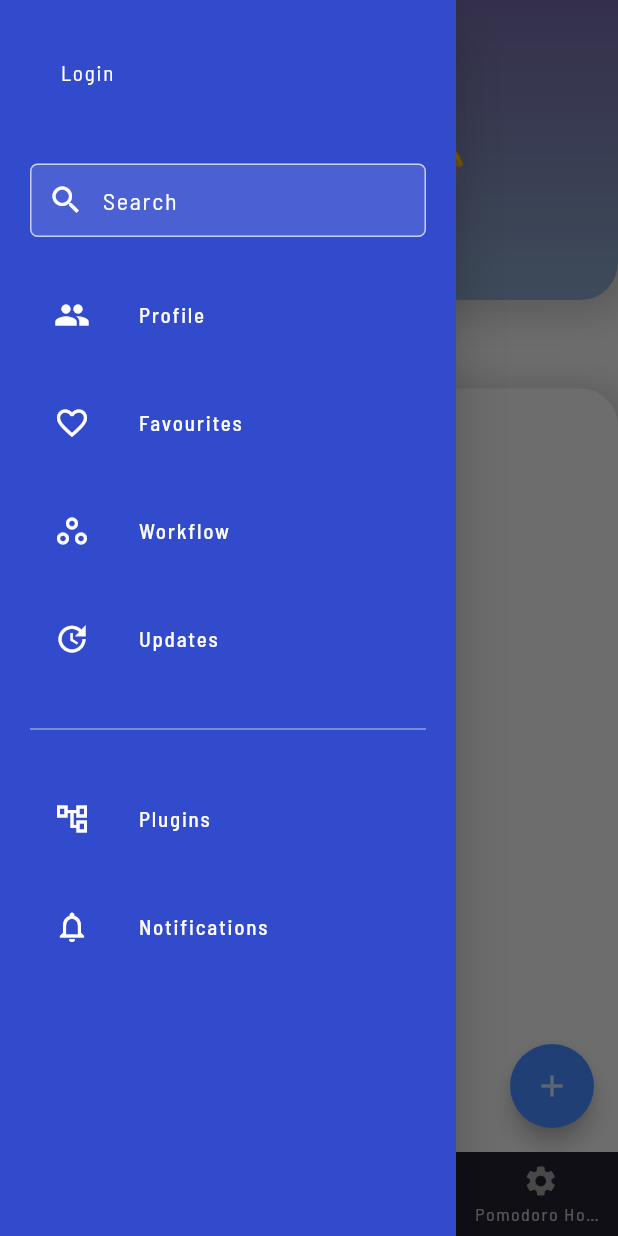
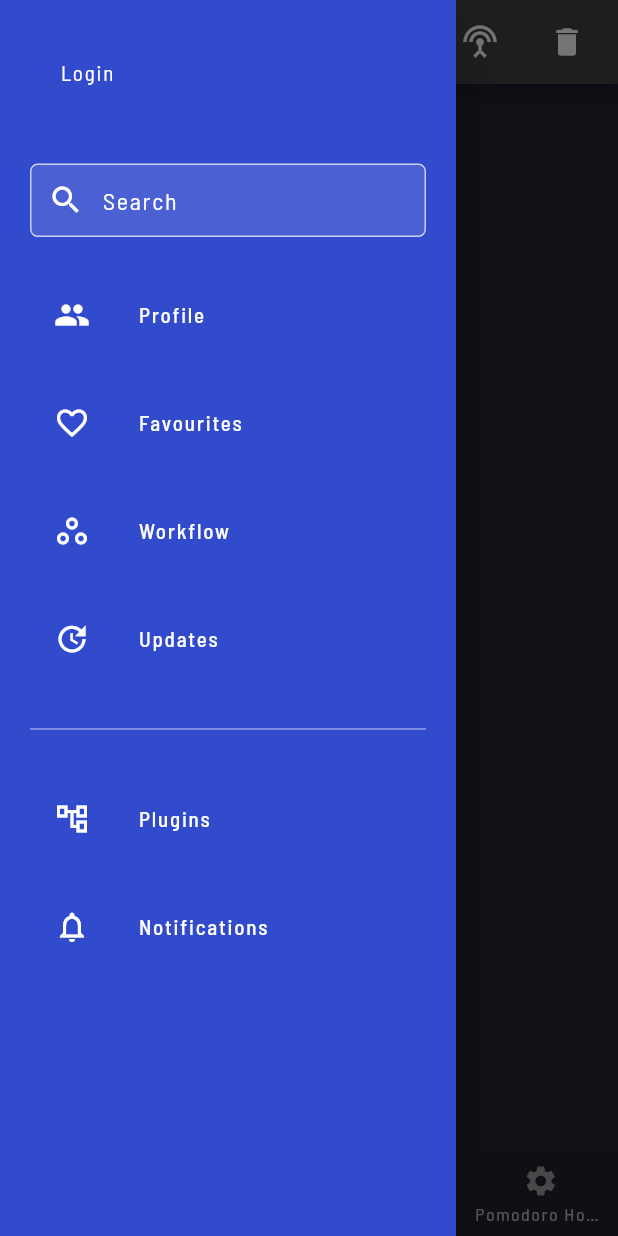
Before and after one commit to sumanbaul/Stheer, a Flutter app: the screen it shows after launch, item 3 of the bottom bar chosen, with the side drawer open, on a phone screen of 412 x 824 dp. Run offline on Flutter 3.47's test engine with Material 2 defaults, Android fonts, the phone set to English and light mode, and no system bars; our stand-ins replace dio, firebase_auth, firebase_core, font_awesome_flutter, google_fonts, google_sign_in and 4 more; missing offline and left inert: dart:ffi, device_apps, eraser, flutter_notification_listener; accounts and stored records are empty.

Commit message:
db with rest api tasks

```diff
--- a/lib/src/helper/DatabaseHelper.dart
+++ b/lib/src/helper/DatabaseHelper.dart
@@ -1,20 +1,22 @@
 import 'dart:async';
+import 'dart:io';
 import 'package:flutter/material.dart';
 import 'package:notifoo/src/model/apps.dart';
 import 'package:notifoo/src/model/habits_model.dart';
 import 'package:notifoo/src/model/pomodoro_timer.dart';
 import 'package:path/path.dart';
 import 'package:sqflite/sqflite.dart';
-
+import 'package:path_provider/path_provider.dart';
 import '../../src/model/Notifications.dart';
+import '../model/tasks.dart';
 
 class DatabaseHelper {
-  //Create a private constructor
-  DatabaseHelper._();
-
   static const databaseName = 'notifoo_database.db';
   static final DatabaseHelper instance = DatabaseHelper._();
   static Database? _database;
+
+  //Create a private constructor
+  DatabaseHelper._();
 
   //Queries
   String _deviceAppsTable =
@@ -23,6 +25,16 @@ class DatabaseHelper {
       '''CREATE TABLE tblpomodorolog (id INTEGER PRIMARY KEY AUTOINCREMENT NOT NULL, taskName TEXT, duration TEXT, isCompleted INTEGER, createdDate TEXT, isDeleted INTEGER)''';
   String _notificationsLogTable =
       '''CREATE TABLE notifications (id INTEGER PRIMARY KEY AUTOINCREMENT NOT NULL, title TEXT, appTitle TEXT, text TEXT, message TEXT, packageName TEXT, timestamp INTEGER, createAt TEXT, eventJson TEXT, createdDate TEXT, isDeleted INTEGER, UNIQUE(title , text))''';
+  String _createTasksTable = '''CREATE TABLE Tasks(
+            id INTEGER PRIMARY KEY,
+            title TEXT,
+            isCompleted INTEGER,
+            taskType TEXT,
+            color TEXT,
+            createdDate TEXT,
+            modifiedDate TEXT,
+            repeatitions INTEGER
+          )''';
 
   String _habitsTable = '''CREATE TABLE IF NOT EXISTS tblhabits (
         id INTEGER PRIMARY KEY AUTOINCREMENT NOT NULL,
@@ -55,9 +67,13 @@ class DatabaseHelper {
     // final db = await database;
     //print("Version: $db.getVersion()");
 
+    //Tasks
+    // Directory documentsDirectory = await getApplicationDocumentsDirectory();
+    //final path = join(documentsDirectory.path, 'tasks.db');
+
     return await openDatabase(
       join(await getDatabasesPath(), databaseName),
-      version: 6,
+      version: 8,
       onCreate: _onCreate,
       onUpgrade: (db, oldVersion, newVersion) => {
         //BELOW CODE IS CURRENTLY NOT IN USE
@@ -67,12 +83,25 @@ class DatabaseHelper {
             db.execute(_deviceAppsAlterTableV3),
           }
         else if (oldVersion == 3)
-          {db.execute(_deviceAppsAlterTableV3), db.close()}
+          {
+            db.execute(_deviceAppsAlterTableV3),
+            db.close(),
+          }
+        else if (oldVersion == 7)
+          {
+            db.execute(_deviceAppsAlterTableV3),
+            db.execute(_createTasksTable),
+            db.close(),
+          }
       },
     );
   }
 
   Future _onCreate(Database db, int version) async {
+    print("_onCreate() method executing");
+    Directory documentsDirectory = await getApplicationDocumentsDirectory();
+    //final path = join(documentsDirectory.path, 'tasks.db');
+
     await db.execute(_pomodoroLogTable);
 
     await db.execute(_notificationsLogTable);
@@ -80,6 +109,8 @@ class DatabaseHelper {
     await db.execute(_deviceAppsTable);
 
     await db.execute(_habitsTable);
+
+    await db.execute(_createTasksTable);
     print(await db.query("tblhabits"));
   }
 
@@ -323,4 +354,31 @@ class DatabaseHelper {
       debugPrint("Something went wrong when deleting an item: $err");
     }
   }
+
+  // Insert tasks on database
+  createTask(Tasks newTask) async {
+    await deleteAllTasks();
+    final db = await database;
+    final res = await db?.insert('Tasks', newTask.toJson());
+
+    return res;
+  }
+
+  // Delete all employees
+  Future<int> deleteAllTasks() async {
+    final db = await database;
+    final res = await db?.rawDelete('DELETE FROM Tasks');
+
+    return res!;
+  }
+
+  Future<List<Tasks>> getAllTasks() async {
+    final db = await database;
+    final res = await db?.rawQuery("SELECT * FROM Tasks");
+
+    List<Tasks> list =
+        res!.isNotEmpty ? res.map((c) => Tasks.fromJson(c)).toList() : [];
+
+    return list;
+  }
 }
--- /dev/null
+++ b/lib/src/model/tasks.dart
@@ -0,0 +1,54 @@
+import 'dart:convert';
+
+class Tasks {
+  final int? id;
+  final String? title;
+  final int? isCompleted;
+  final String? taskType;
+  final String? color;
+  final DateTime? createdDate;
+  final DateTime? modifiedDate;
+  final int? repeatitions;
+
+  static const String TABLENAME = "tbltasks";
+
+  List<Tasks> taskFromJson(String str) =>
+      List<Tasks>.from(json.decode(str).map((x) => Tasks.fromJson(x)));
+
+  String taskToJson(List<Tasks> data) =>
+      json.encode(List<dynamic>.from(data.map((x) => x.toJson())));
+
+  Tasks(
+      {this.id,
+      this.title,
+      this.isCompleted,
+      this.color,
+      this.createdDate,
+      this.modifiedDate,
+      this.repeatitions,
+      this.taskType});
+
+  factory Tasks.fromJson(Map<String, dynamic> json) => Tasks(
+        id: json["id"],
+        title: json["title"],
+        isCompleted: json["isCompleted"],
+        color: json["color"],
+        createdDate: DateTime.parse(json["createdDate"]),
+        modifiedDate: DateTime.parse(json["modifiedDate"]),
+        repeatitions: json["repeatitions"],
+        taskType: json["taskType"],
+      );
+
+  Map<String, dynamic> toJson() {
+    return {
+      'id': id,
+      'title': title,
+      'isCompleted': isCompleted,
+      'taskType': taskType,
+      'color': color,
+      'createdDate': createdDate.toString(),
+      'modifiedDate': modifiedDate.toString(),
+      'repeatitions': repeatitions
+    };
+  }
+}
--- a/lib/src/pages/add_task.dart
+++ b/lib/src/pages/add_task.dart
@@ -1,4 +1,6 @@
 import 'package:flutter/material.dart';
+import 'package:realm/realm.dart';
+
 
 class AddTask extends StatefulWidget {
   const AddTask({Key? key}) : super(key: key);
--- /dev/null
+++ b/lib/src/pages/task_page.dart
@@ -0,0 +1,121 @@
+import 'package:flutter/material.dart';
+import 'package:notifoo/src/helper/DatabaseHelper.dart';
+import 'package:notifoo/src/helper/provider/task_api_provider.dart';
+
+class TaskPage extends StatefulWidget {
+  const TaskPage({Key? key}) : super(key: key);
+
+  @override
+  _TaskPageState createState() => _TaskPageState();
+}
+
+class _TaskPageState extends State<TaskPage> {
+  var isLoading = false;
+
+  @override
+  Widget build(BuildContext context) {
+    return Scaffold(
+      appBar: AppBar(
+        title: Text('Api to sqlite'),
+        centerTitle: true,
+        actions: <Widget>[
+          Container(
+            padding: EdgeInsets.only(right: 10.0),
+            child: IconButton(
+              icon: Icon(Icons.settings_input_antenna),
+              onPressed: () async {
+                await _loadFromApi();
+              },
+            ),
+          ),
+          Container(
+            padding: EdgeInsets.only(right: 10.0),
+            child: IconButton(
+              icon: Icon(Icons.delete),
+              onPressed: () async {
+                await _deleteData();
+              },
+            ),
+          ),
+        ],
+      ),
+      body: isLoading
+          ? Center(
+              child: CircularProgressIndicator(),
+            )
+          : _buildEmployeeListView(),
+    );
+  }
+
+  _loadFromApi() async {
+    setState(() {
+      isLoading = true;
+    });
+
+    var apiProvider = TasksApiProvider();
+    await apiProvider.getAllTasks();
+
+    // wait for 2 seconds to simulate loading of data
+    await Future.delayed(const Duration(seconds: 2));
+
+    setState(() {
+      isLoading = false;
+    });
+  }
+
+  _deleteData() async {
+    setState(() {
+      isLoading = true;
+    });
+
+    await DatabaseHelper.instance.deleteAllTasks();
+
+    // wait for 1 second to simulate loading of data
+    await Future.delayed(const Duration(seconds: 1));
+
+    setState(() {
+      isLoading = false;
+    });
+
+    print('All employees deleted');
+  }
+
+  _buildEmployeeListView() {
+    return FutureBuilder(
+      future: DatabaseHelper.instance.getAllTasks(),
+      builder: (BuildContext context, AsyncSnapshot snapshot) {
+        if (!snapshot.hasData) {
+          return Center(
+            child: CircularProgressIndicator(),
+          );
+        } else {
+          return ListView.separated(
+            separatorBuilder: (context, index) => Divider(
+              color: Colors.black12,
+            ),
+            itemCount: snapshot.data.length,
+            itemBuilder: (BuildContext context, int index) {
+              var colorString =
+                  snapshot.data[index].color.toString().contains("#")
+                      ? snapshot.data[index].color.toString().split("#").last
+                      : "";
+              int color = int.parse('0xFF$colorString');
+              return ListTile(
+                leading: Text(
+                  "${index + 1}",
+                  style: TextStyle(fontSize: 20.0),
+                ),
+                title: Text(
+                    "Task: ${snapshot.data[index].title} ${snapshot.data[index].createdDate} "),
+                subtitle: Text('Repeat: ${snapshot.data[index].repeatitions}'),
+                isThreeLine: true,
+                trailing: Text('Repeat: ${snapshot.data[index].repeatitions}'),
+                tileColor: Color(color),
+              );
+            },
+          );
+        }
+      },
+    );
+  }
+}
--- a/lib/src/widgets/CustomBottomBar/navigator.dart
+++ b/lib/src/widgets/CustomBottomBar/navigator.dart
@@ -4,6 +4,7 @@ import 'package:notifoo/src/pages/Pomodoro.dart';
 import 'package:notifoo/src/pages/Profile.dart';
 import 'package:notifoo/src/pages/TestPage.dart';
 import 'package:notifoo/src/pages/pomodoro_home.dart';
+import 'package:notifoo/src/pages/task_page.dart';
 import 'package:notifoo/src/widgets/CustomBottomBar/BottomNavigation.dart';
 import 'package:notifoo/src/widgets/navigation/nav_drawer_widget.dart';
 
@@ -46,9 +47,10 @@ class AppState extends State<App> {
     TabItem(
       tabName: "Habits",
       icon: Icons.add_task_rounded,
-      page: HabitHubPage(
-        title: 'Profile',
-      ),
+      page: TaskPage(),
+      // page: HabitHubPage(
+      //   title: 'Profile',
+      // ),
     ),
     TabItem(
       tabName: "Pomodoro Home",
--- a/pubspec.yaml
+++ b/pubspec.yaml
@@ -30,7 +30,7 @@ dependencies:
 
   collection: ^1.15.0
   device_apps: ^2.1.1
-
+  dio: ^5.0.1
 
   #fonts
   google_fonts: ^4.0.3
@@ -55,6 +55,7 @@ dependencies:
   # The following adds the Cupertino Icons font to your application.
   # Use with the CupertinoIcons class for iOS style icons.
   cupertino_icons: ^1.0.4
+  realm: ^1.0.1
 
 dev_dependencies:
   flutter_test:
```
Also changed, not shown: lib/src/helper/provider/task_api_provider.dart (added, +15 -0 lines), 1 other file.
